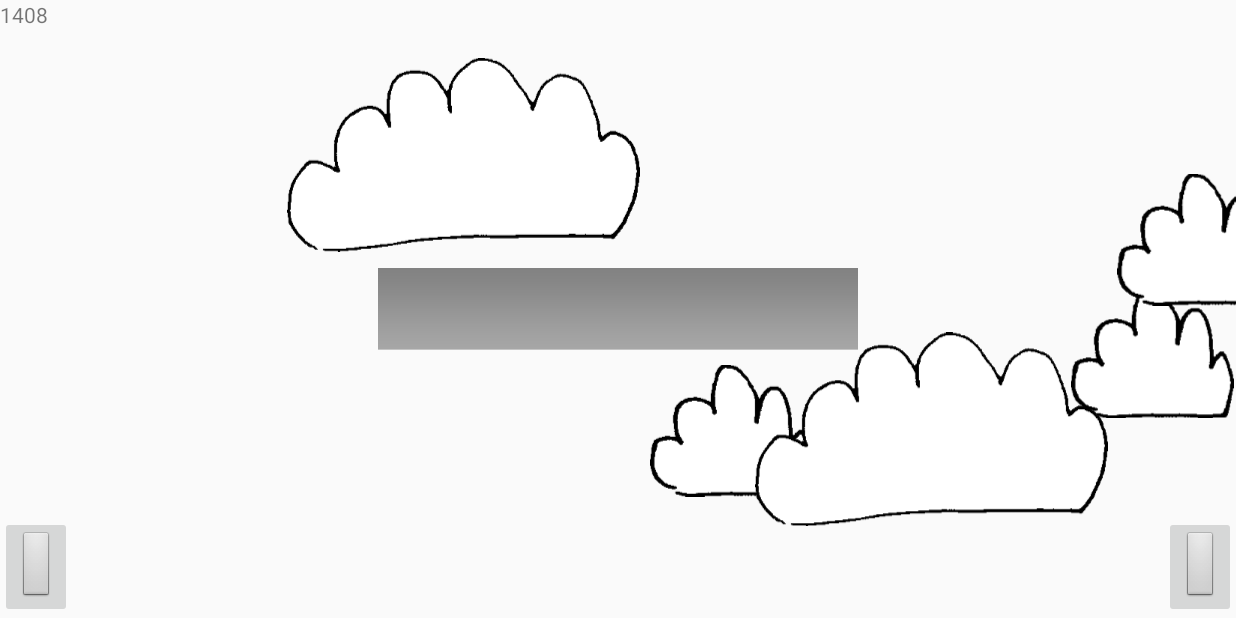
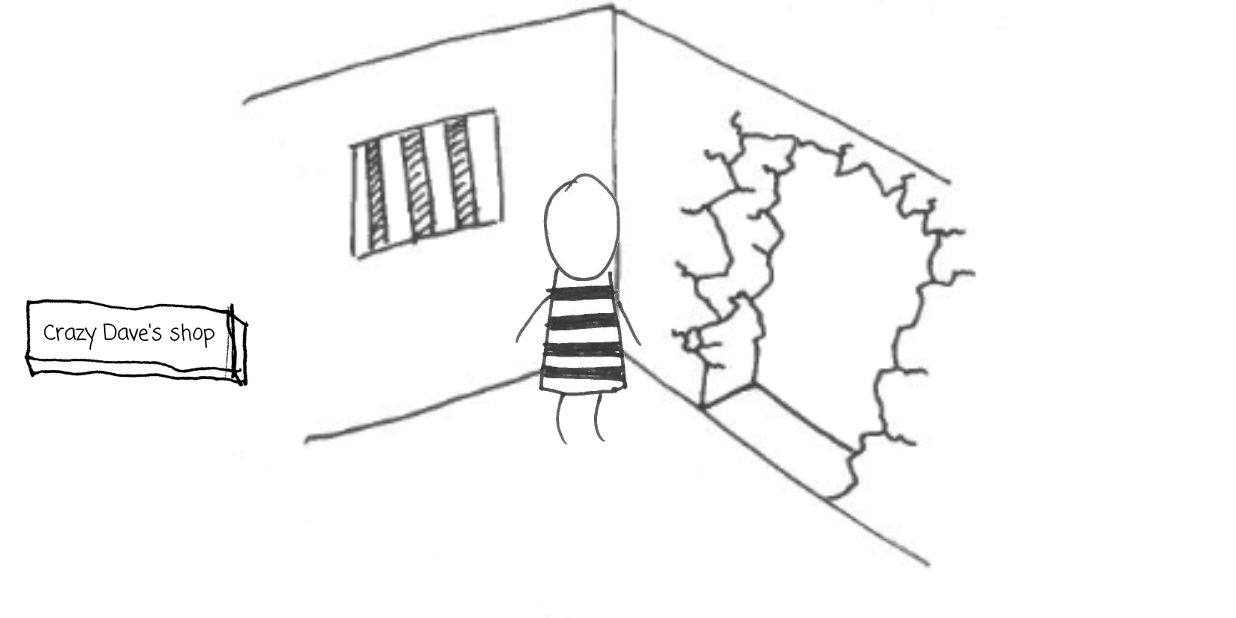
Before and after one commit to SimenCodes/PrisonEsc, an Android app: the screen it shows after launch (GameActivity before the commit, MainActivity after it), on a phone screen of 824 x 412 dp (held sideways). Run offline under Robolectric (Android 15) with nearby library versions, the phone set to English and light mode, and no system bars.

Commit message:
Lots more images + jump from window animation ("welcome screen")

```diff
--- a/app/src/main/java/no/ntnu/prisonesc/MainActivity.java
+++ b/app/src/main/java/no/ntnu/prisonesc/MainActivity.java
@@ -1,13 +1,51 @@
 package no.ntnu.prisonesc;
 
+import android.content.Intent;
+import android.os.Bundle;
 import android.support.v7.app.AppCompatActivity;
-import android.os.Bundle;
+import android.view.View;
+import android.view.animation.AccelerateInterpolator;
+import android.widget.ImageView;
 
 public class MainActivity extends AppCompatActivity {
+
+    private ImageView playerImage;
+    private int pixelSize;
 
     @Override
     protected void onCreate(Bundle savedInstanceState) {
         super.onCreate(savedInstanceState);
         setContentView(R.layout.activity_main);
+        pixelSize = getResources().getDimensionPixelSize(R.dimen.world_scale_factor);
+
+        playerImage = (ImageView) findViewById(R.id.playerImage);
+        playerImage.setTranslationX(-20 * pixelSize);
+
+        playerImage.setSystemUiVisibility(
+                View.SYSTEM_UI_FLAG_LAYOUT_STABLE
+                        | View.SYSTEM_UI_FLAG_LAYOUT_HIDE_NAVIGATION
+                        | View.SYSTEM_UI_FLAG_LAYOUT_FULLSCREEN
+                        | View.SYSTEM_UI_FLAG_HIDE_NAVIGATION
+                        | View.SYSTEM_UI_FLAG_FULLSCREEN
+                        | View.SYSTEM_UI_FLAG_IMMERSIVE_STICKY);
+    }
+
+    public void startGame(View view) {
+        playerImage.animate()
+                .translationX(200 * pixelSize)
+                .rotation(20)
+                .setInterpolator(new AccelerateInterpolator())
+                .withEndAction(new Runnable() {
+                    @Override
+                    public void run() {
+                        startActivity(new Intent(MainActivity.this, GameActivity.class));
+                        finish();
+                    }
+                });
+    }
+
+    public void openShop(View view) {
+        startActivity(new Intent(this, ShopActivity.class));
+        finish();
     }
 }
--- a/app/src/main/res/layout/activity_game.xml
+++ b/app/src/main/res/layout/activity_game.xml
@@ -19,7 +19,7 @@
         android:layout_width="wrap_content"
         android:layout_height="wrap_content"
         android:layout_gravity="center"
-        app:srcCompat="@android:drawable/bottom_bar" />
+        app:srcCompat="@drawable/prisoner_1" />
 
     <ImageButton
         android:id="@+id/btnRocket"
@@ -27,7 +27,7 @@
         android:layout_height="wrap_content"
         android:layout_gravity="bottom|left"
         app:srcCompat="@android:drawable/btn_default" />
-    //TODO Finne et bilde av knappen vi vil ha
+    <!-- TODO Finne et bilde av knappen vi vil ha -->
 
     <ImageButton
         android:id="@+id/btnExplode"
@@ -35,5 +35,5 @@
         android:layout_height="wrap_content"
         android:layout_gravity="bottom|right"
         app:srcCompat="@android:drawable/btn_default" />
-    //TODO Finne et bilde av knappen vi vil ha
+    <!-- TODO Finne et bilde av knappen vi vil ha -->
 </FrameLayout>
--- a/app/src/main/res/layout/activity_main.xml
+++ b/app/src/main/res/layout/activity_main.xml
@@ -3,11 +3,63 @@
     xmlns:tools="http://schemas.android.com/tools"
     android:layout_width="match_parent"
     android:layout_height="match_parent"
+    android:background="#fff"
     tools:context="no.ntnu.prisonesc.MainActivity">
 
-    <TextView
+
+    <ImageView
+        android:id="@+id/imageView"
+        android:layout_width="match_parent"
+        android:layout_height="match_parent"
+        android:layout_alignParentTop="true"
+        android:layout_centerHorizontal="true"
+        android:adjustViewBounds="true"
+        android:src="@drawable/prison_inside_lower"
+        tools:layout_editor_absoluteX="0dp"
+        tools:layout_editor_absoluteY="8dp" />
+
+    <ImageView
+        android:id="@+id/playerImage"
         android:layout_width="wrap_content"
         android:layout_height="wrap_content"
-        android:text="Hello World!" />
+        android:layout_centerHorizontal="true"
+        android:layout_centerVertical="true"
+        android:clickable="false"
+        android:src="@drawable/prisoner_1"
+        tools:layout_conversion_absoluteHeight="181dp"
+        tools:layout_conversion_absoluteWidth="85dp"
+        tools:layout_conversion_absoluteX="253dp"
+        tools:layout_conversion_absoluteY="64dp"
+        tools:layout_editor_absoluteX="253dp"
+        tools:layout_editor_absoluteY="64dp" />
+
+    <ImageView
+        android:id="@+id/imageView2"
+        android:layout_width="match_parent"
+        android:layout_height="match_parent"
+        android:layout_alignParentStart="true"
+        android:layout_alignParentTop="true"
+        android:adjustViewBounds="true"
+        android:onClick="startGame"
+        android:src="@drawable/prison_inside_upper"
+        tools:layout_editor_absoluteX="0dp"
+        tools:layout_editor_absoluteY="8dp" />
+
+    <TextView
+        android:id="@+id/button"
+        android:layout_width="150dp"
+        android:layout_height="60dp"
+        android:layout_alignBottom="@+id/playerImage"
+        android:layout_alignParentStart="true"
+        android:layout_marginBottom="38dp"
+        android:layout_marginStart="16dp"
+        android:background="@drawable/button"
+        android:fontFamily="casual"
+        android:gravity="center"
+        android:onClick="openShop"
+        android:text="Crazy Dave's shop"
+        android:textAllCaps="false"
+        android:textColor="#000"
+        android:textStyle="bold" />
 
 </RelativeLayout>
--- a/app/src/main/res/values/styles.xml
+++ b/app/src/main/res/values/styles.xml
@@ -1,7 +1,7 @@
 <resources>
 
     <!-- Base application theme. -->
-    <style name="AppTheme" parent="Theme.AppCompat.Light.DarkActionBar">
+    <style name="AppTheme" parent="Theme.AppCompat.Light.NoActionBar">
         <!-- Customize your theme here. -->
         <item name="colorPrimary">@color/colorPrimary</item>
         <item name="colorPrimaryDark">@color/colorPrimaryDark</item>
```
Also changed, not shown: app/src/main/AndroidManifest.xml (+0 -8 lines), app/src/main/res/layout/scroller_layout.xml (+6 -6 lines), app/src/main/res/drawable-xhdpi/button.9.png (added), app/src/main/res/drawable-xhdpi/checkbox_empty.png (added), app/src/main/res/drawable-xhdpi/checkbox_filled.png (added), app/src/main/res/drawable-xhdpi/prison_inside.png, app/src/main/res/drawable-xhdpi/prison_inside_lower.png (added), app/src/main/res/drawable-xhdpi/prison_inside_upper.png (added), app/src/main/res/drawable-xhdpi/prisoner_1.png (added), app/src/main/res/drawable-xhdpi/prisoner_2.png (added), app/src/main/res/drawable-xhdpi/prisoner_3.png (added).
